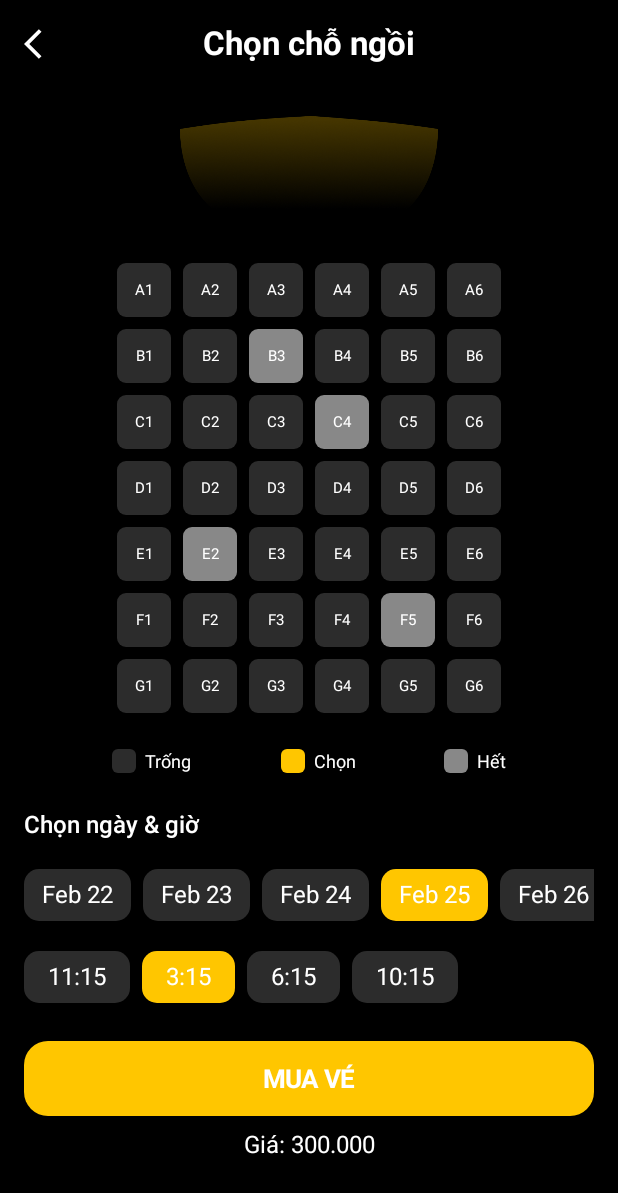
After one commit to NguyenGiaKiet2004/Lap_Trinh_Mobile_DatVeXemPhim, an Android app built with Jetpack Compose: the composable BookingScreen shown on its own in the app's theme, on a phone screen of 412 x 824 dp. The commit adds this screen. Shown: the top 1193 px of the screen. Run offline under Robolectric (Android 15) with nearby library versions, the phone set to English and light mode, and no system bars.

Commit message:
booking screen

```diff
--- a/app/src/main/java/com/example/appmoview/MainActivity.kt
+++ b/app/src/main/java/com/example/appmoview/MainActivity.kt
@@ -3,6 +3,7 @@ package com.example.appmoview
 import android.os.Bundle
 import androidx.activity.compose.setContent
 import androidx.appcompat.app.AppCompatActivity
+import com.example.appmoview.presentation.screens.BookingScreen
 import com.example.appmoview.presentation.screens.MovieDetailScreen
 import com.example.appmoview.presentation.theme.SystemTheme
 
@@ -12,7 +13,7 @@ class MainActivity : AppCompatActivity() {
         super.onCreate(savedInstanceState)
         setContent{
             SystemTheme{
-                MovieDetailScreen()
+                BookingScreen()
             }
         }
 
--- /dev/null
+++ b/app/src/main/java/com/example/appmoview/presentation/screens/BookingScreen.kt
@@ -0,0 +1,251 @@
+package com.example.appmoview.presentation.screens
+
+import androidx.compose.foundation.Image
+import androidx.compose.foundation.background
+import androidx.compose.foundation.clickable
+import androidx.compose.foundation.layout.Arrangement
+import androidx.compose.foundation.layout.Box
+import androidx.compose.foundation.layout.Column
+import androidx.compose.foundation.layout.Row
+import androidx.compose.foundation.layout.Spacer
+import androidx.compose.foundation.layout.fillMaxSize
+import androidx.compose.foundation.layout.fillMaxWidth
+import androidx.compose.foundation.layout.height
+import androidx.compose.foundation.layout.padding
+import androidx.compose.foundation.layout.size
+import androidx.compose.foundation.layout.width
+import androidx.compose.foundation.rememberScrollState
+import androidx.compose.foundation.shape.RoundedCornerShape
+import androidx.compose.foundation.verticalScroll
+import androidx.compose.material3.Button
+import androidx.compose.material3.ButtonDefaults
+import androidx.compose.material3.MaterialTheme.colorScheme
+import androidx.compose.material3.Text
+import androidx.compose.runtime.Composable
+import androidx.compose.runtime.mutableStateListOf
+import androidx.compose.runtime.remember
+import androidx.compose.ui.Alignment
+import androidx.compose.ui.Modifier
+import androidx.compose.ui.graphics.Color
+import androidx.compose.ui.graphics.ColorFilter
+import androidx.compose.ui.layout.ContentScale
+import androidx.compose.ui.res.painterResource
+import androidx.compose.ui.text.font.FontWeight
+import androidx.compose.ui.unit.dp
+import androidx.compose.ui.unit.sp
+import com.example.appmoview.R
+import androidx.compose.foundation.lazy.LazyRow
+import androidx.compose.foundation.lazy.items
+import androidx.compose.runtime.*
+
+
+@Composable
+fun BookingScreen() {
+    val selectedSeats = remember { mutableStateListOf<String>() }
+    val bookedSeats = listOf("B3", "C4", "E2", "F5") // Ghế đã đặt
+
+    val seatRows = listOf("A", "B", "C", "D", "E", "F", "G")
+    val seatCols = 6
+    val seatSize = 36.dp
+    val seatPadding = 8.dp
+    val screenWidth = (seatSize + seatPadding) * seatCols
+
+    Column(
+        modifier = Modifier
+            .fillMaxSize()
+            .background(colorScheme.background)
+            .padding(16.dp)
+            .verticalScroll(rememberScrollState())
+    ) {
+        Box(
+            modifier = Modifier
+                .fillMaxWidth()
+                .padding(bottom = 8.dp),
+            contentAlignment = Alignment.Center
+        ) {
+            Text(
+                text = "Chọn chỗ ngồi",
+                color = colorScheme.onBackground,
+                fontSize = 22.sp,
+                fontWeight = FontWeight.Bold
+            )
+
+            Image(
+                painter = painterResource(id = R.drawable.baseline_arrow_back_ios_24),
+                contentDescription = "Back",
+                modifier = Modifier
+                    .align(Alignment.CenterStart)
+                    .size(24.dp)
+                    .clickable { },
+                colorFilter = ColorFilter.tint(colorScheme.onSurface)
+            )
+        }
+
+        Spacer(modifier = Modifier.height(25.dp))
+
+        // Hình ảnh màn hình với chiều rộng đúng bằng dãy ghế
+        Box(
+            modifier = Modifier.fillMaxWidth(),
+            contentAlignment = Alignment.Center
+        ) {
+            Image(
+                painter = painterResource(id = R.drawable.screen),
+                contentDescription = "Screen",
+                modifier = Modifier
+                    .width(screenWidth)
+                    .height(80.dp)
+                    .padding(vertical = 2.dp),
+                contentScale = ContentScale.Fit
+            )
+        }
+
+        Spacer(modifier = Modifier.height(16.dp))
+
+        seatRows.forEach { row ->
+            Row(
+                horizontalArrangement = Arrangement.Center,
+                modifier = Modifier.fillMaxWidth()
+            ) {
+                for (col in 1..seatCols) {
+                    val seatId = "$row$col"
+                    val isBooked = bookedSeats.contains(seatId)
+                    val isSelected = selectedSeats.contains(seatId)
+                    val seatColor = when {
+                        isBooked -> Color.Gray
+                        isSelected -> colorScheme.primary
+                        else -> Color(0xFF2C2C2C)
+                    }
+
+                    Box(
+                        modifier = Modifier
+                            .padding(4.dp)
+                            .size(seatSize)
+                            .background(
+                                color = seatColor,
+                                shape = RoundedCornerShape(6.dp)
+                            )
+                            .clickable(enabled = !isBooked) {
+                                if (isSelected) selectedSeats.remove(seatId)
+                                else selectedSeats.add(seatId)
+                            },
+                        contentAlignment = Alignment.Center
+                    ) {
+                        Text(
+                            text = seatId,
+                            fontSize = 10.sp,
+                            color = Color.White
+                        )
+                    }
+                }
+            }
+        }
+
+        Spacer(modifier = Modifier.height(20.dp))
+
+        Row(
+            modifier = Modifier.fillMaxWidth(),
+            horizontalArrangement = Arrangement.SpaceEvenly
+        ) {
+            LegendItem("Trống", Color(0xFF2C2C2C))
+            LegendItem("Chọn", colorScheme.primary)
+            LegendItem("Hết", Color.Gray)
+        }
+
+        Spacer(modifier = Modifier.height(25.dp))
+
+        val days = listOf("Feb 22", "Feb 23", "Feb 24", "Feb 25", "Feb 26")
+        val times = listOf("11:15", "3:15", "6:15", "10:15")
+
+        var selectedDay by remember { mutableStateOf("Feb 25") }
+        var selectedTime by remember { mutableStateOf("3:15") }
+
+
+        Text(
+            text = "Chọn ngày & giờ",
+            color = colorScheme.onBackground,
+            fontSize = 16.sp,
+            fontWeight = FontWeight.Medium
+        )
+
+        LazyRow(
+            horizontalArrangement = Arrangement.spacedBy(8.dp),
+            modifier = Modifier
+                .padding(top = 20.dp)
+                .fillMaxWidth()
+        ) {
+            items(days) { day ->
+                Box(
+                    modifier = Modifier
+                        .background(
+                            color = if (day == selectedDay) colorScheme.primary else Color(0xFF2C2C2C),
+                            shape = RoundedCornerShape(10.dp)
+                        )
+                        .clickable { selectedDay = day }
+                        .padding(vertical = 8.dp, horizontal = 12.dp)
+                ) {
+                    Text(text = day, color = Color.White)
+                }
+            }
+        }
+
+        LazyRow(
+            horizontalArrangement = Arrangement.spacedBy(8.dp),
+            modifier = Modifier
+                .padding(top = 20.dp)
+                .fillMaxWidth()
+        ) {
+            items(times) { time ->
+                Box(
+                    modifier = Modifier
+                        .background(
+                            color = if (time == selectedTime) colorScheme.primary else Color(0xFF2C2C2C),
+                            shape = RoundedCornerShape(10.dp)
+                        )
+                        .clickable { selectedTime = time }
+                        .padding(vertical = 8.dp, horizontal = 16.dp)
+                ) {
+                    Text(text = time, color = Color.White)
+                }
+            }
+        }
+
+        Spacer(modifier = Modifier.height(25.dp))
+
+        Button(
+            onClick = { /* Handle booking */ },
+            colors = ButtonDefaults.buttonColors(
+                containerColor = colorScheme.primary,
+                contentColor = colorScheme.onPrimary
+            ),
+            modifier = Modifier
+                .fillMaxWidth()
+                .height(50.dp),
+            shape = RoundedCornerShape(16.dp)
+        ) {
+            Text(text = "MUA VÉ", fontSize = 17.sp, fontWeight = FontWeight.Bold)
+        }
+
+        Spacer(modifier = Modifier.height(10.dp))
+
+        Text(
+            text = "Giá: 300.000",
+            fontSize = 16.sp,
+            color = colorScheme.onBackground,
+            modifier = Modifier.align(Alignment.CenterHorizontally)
+        )
+    }
+}
+
+
+@Composable
+fun LegendItem(text: String, color: Color) {
+    Row(verticalAlignment = Alignment.CenterVertically) {
+        Box(
+            modifier = Modifier
+                .size(16.dp)
+                .background(color = color, shape = RoundedCornerShape(4.dp))
+        )
+        Spacer(modifier = Modifier.width(6.dp))
+        Text(text = text, fontSize = 12.sp, color = Color.White)
+    }
+}
```
Also changed, not shown: app/src/main/res/drawable/screen.png (added).
